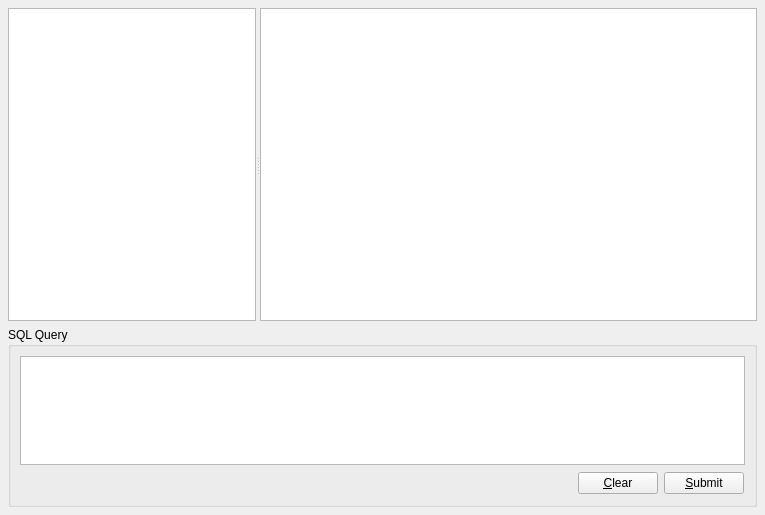
Above: browserwidget.ui from calincrist/ReadsProfiler before the change. Below: the same form after it.
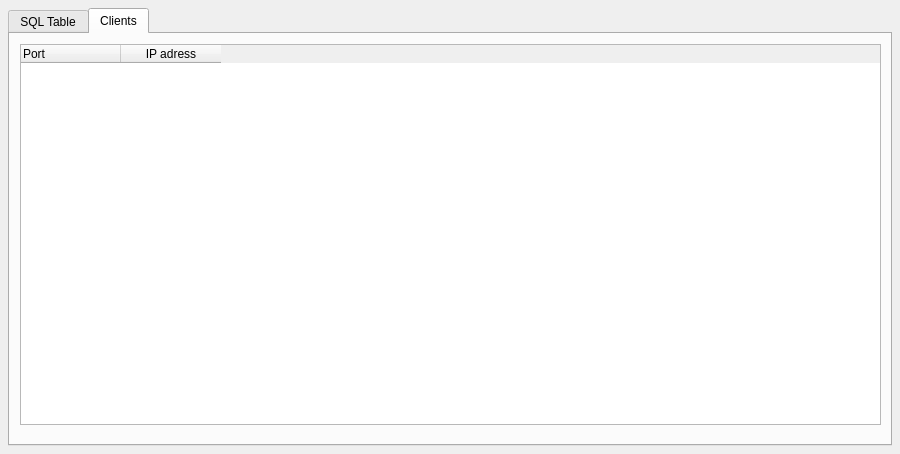
That is the form after the change. Custom widgets are drawn as their Qt base class.

```diff
--- a/browserwidget.ui
+++ b/browserwidget.ui
@@ -6,20 +6,72 @@
    <rect>
     <x>0</x>
     <y>0</y>
-    <width>765</width>
-    <height>515</height>
+    <width>900</width>
+    <height>454</height>
    </rect>
   </property>
+  <property name="minimumSize">
+   <size>
+    <width>900</width>
+    <height>454</height>
+   </size>
+  </property>
+  <property name="maximumSize">
+   <size>
+    <width>900</width>
+    <height>454</height>
+   </size>
+  </property>
+  <property name="cursor">
+   <cursorShape>ArrowCursor</cursorShape>
+  </property>
   <property name="windowTitle">
    <string>Qt SQL Browser</string>
   </property>
-  <layout class="QVBoxLayout">
+  <layout class="QVBoxLayout" name="verticalLayout_3">
    <property name="spacing">
     <number>6</number>
    </property>
-   <property name="margin">
+   <property name="leftMargin">
     <number>8</number>
    </property>
+   <property name="topMargin">
+    <number>8</number>
+   </property>
+   <property name="rightMargin">
+    <number>8</number>
+   </property>
+   <property name="bottomMargin">
+    <number>8</number>
+   </property>
+   <item>
+    <widget class="QTabWidget" name="tabWidget">
+     <property name="sizePolicy">
+      <sizepolicy hsizetype="MinimumExpanding" vsizetype="Expanding">
+       <horstretch>0</horstretch>
+       <verstretch>0</verstretch>
+      </sizepolicy>
+     </property>
+     <property name="minimumSize">
+      <size>
+       <width>870</width>
+       <height>430</height>
+      </size>
+     </property>
+     <property name="tabPosition">
+      <enum>QTabWidget::North</enum>
+     </property>
+     <property name="tabShape">
+      <enum>QTabWidget::Rounded</enum>
+     </property>
+     <property name="currentIndex">
+      <number>1</number>
+     </property>
+     <widget class="QWidget" name="tab_2">
+      <attribute name="title">
+       <string>SQL Table</string>
+      </attribute>
+      <layout class="QVBoxLayout" name="verticalLayout_2">
    <item>
     <widget class="QSplitter" name="splitter_2">
      <property name="sizePolicy">
@@ -76,7 +128,16 @@
       <property name="spacing">
        <number>6</number>
       </property>
-      <property name="margin">
+          <property name="leftMargin">
+           <number>9</number>
+          </property>
+          <property name="topMargin">
+           <number>9</number>
+          </property>
+          <property name="rightMargin">
+           <number>9</number>
+          </property>
+          <property name="bottomMargin">
        <number>9</number>
       </property>
       <item>
@@ -106,7 +167,16 @@
         <property name="spacing">
          <number>6</number>
         </property>
-        <property name="margin">
+            <property name="leftMargin">
+             <number>1</number>
+            </property>
+            <property name="topMargin">
+             <number>1</number>
+            </property>
+            <property name="rightMargin">
+             <number>1</number>
+            </property>
+            <property name="bottomMargin">
          <number>1</number>
         </property>
         <item>
@@ -139,6 +209,44 @@
        </layout>
       </item>
      </layout>
+        </widget>
+       </item>
+      </layout>
+     </widget>
+     <widget class="QWidget" name="tab">
+      <attribute name="title">
+       <string>Clients</string>
+      </attribute>
+      <widget class="QWidget" name="verticalLayoutWidget">
+       <property name="geometry">
+        <rect>
+         <x>10</x>
+         <y>10</y>
+         <width>861</width>
+         <height>381</height>
+        </rect>
+       </property>
+       <layout class="QVBoxLayout" name="verticalLayout">
+        <item>
+         <widget class="QTableWidget" name="tableWidget">
+          <column>
+           <property name="text">
+            <string>Port</string>
+           </property>
+           <property name="textAlignment">
+            <set>AlignLeft|AlignVCenter</set>
+           </property>
+          </column>
+          <column>
+           <property name="text">
+            <string>IP adress</string>
+           </property>
+          </column>
+         </widget>
+        </item>
+       </layout>
+      </widget>
+     </widget>
     </widget>
    </item>
   </layout>
```
Lines whose indentation alone changed are shown as unchanged.
